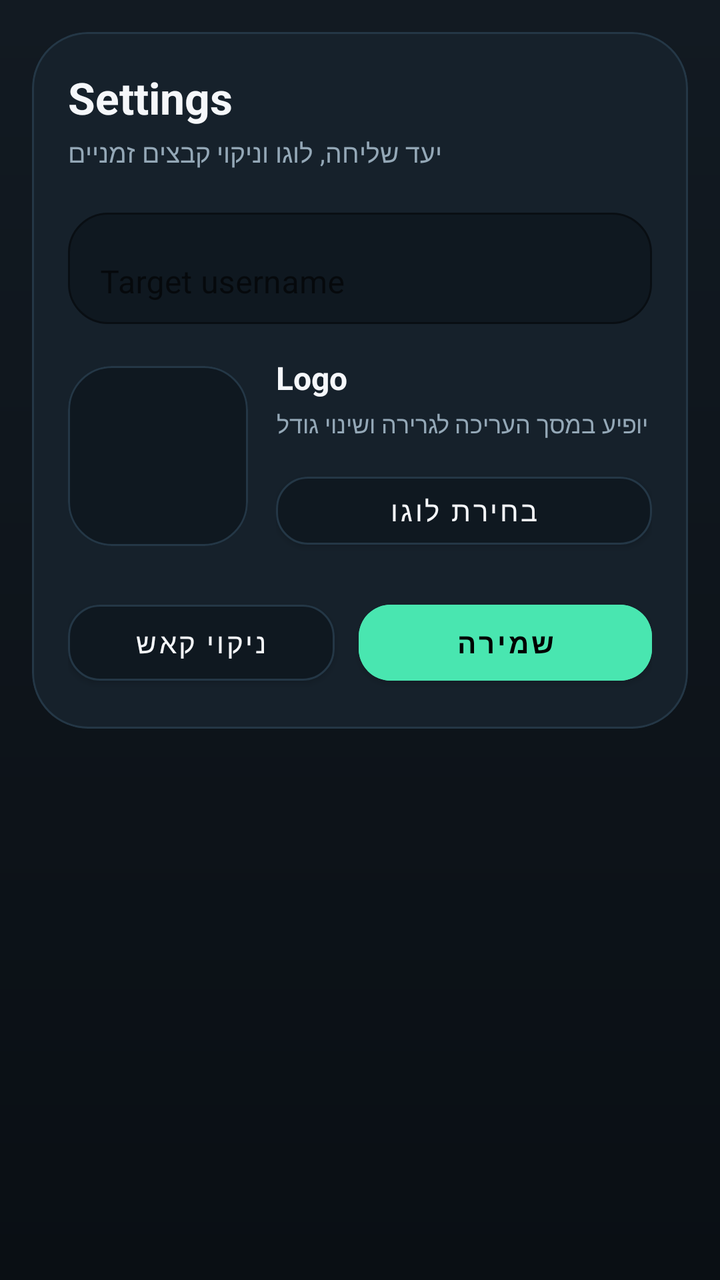
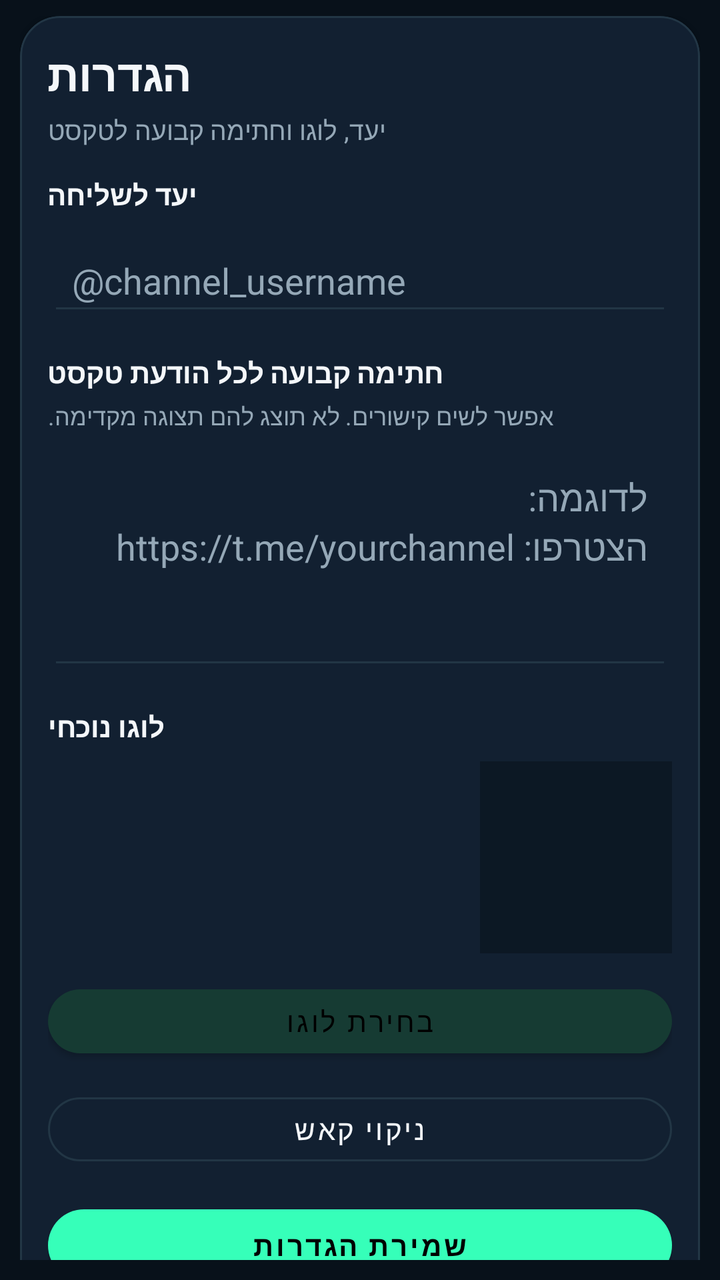

An Android layout rendered at two revisions. The XML below is the earlier revision; the diff shows what the commit changed to produce the second picture.
<!-- AndroidManifest.xml: application theme Theme.Pasiflonet -->
<!-- res/layout/activity_settings.xml -->
<?xml version="1.0" encoding="utf-8"?>
<ScrollView xmlns:android="http://schemas.android.com/apk/res/android"
    xmlns:app="http://schemas.android.com/apk/res-auto"
    android:layout_width="match_parent"
    android:layout_height="match_parent"
    android:background="@drawable/bg_screen_refresh"
    android:fillViewport="true"
    android:overScrollMode="never">

    <LinearLayout
        android:layout_width="match_parent"
        android:layout_height="wrap_content"
        android:orientation="vertical"
        android:padding="16dp">

        <com.google.android.material.card.MaterialCardView
            android:layout_width="match_parent"
            android:layout_height="wrap_content"
            app:cardBackgroundColor="@color/ui_card"
            app:cardCornerRadius="28dp"
            app:cardElevation="0dp"
            app:strokeColor="@color/ui_stroke"
            app:strokeWidth="1dp">

            <LinearLayout
                android:layout_width="match_parent"
                android:layout_height="wrap_content"
                android:orientation="vertical"
                android:padding="18dp">

                <TextView
                    android:layout_width="wrap_content"
                    android:layout_height="wrap_content"
                    android:text="Settings"
                    android:textColor="@color/ui_text_primary"
                    android:textSize="22sp"
                    android:textStyle="bold" />

                <TextView
                    android:layout_width="wrap_content"
                    android:layout_height="wrap_content"
                    android:layout_marginTop="4dp"
                    android:text="יעד שליחה, לוגו וניקוי קבצים זמניים"
                    android:textColor="@color/ui_text_secondary"
                    android:textSize="13sp" />

                <com.google.android.material.textfield.TextInputLayout
                    android:layout_width="match_parent"
                    android:layout_height="wrap_content"
                    android:layout_marginTop="16dp"
                    android:hint="Target username"
                    app:boxBackgroundColor="@color/ui_card_alt"
                    app:boxBackgroundMode="outline"
                    app:boxCornerRadiusBottomEnd="20dp"
                    app:boxCornerRadiusBottomStart="20dp"
                    app:boxCornerRadiusTopEnd="20dp"
                    app:boxCornerRadiusTopStart="20dp"
                    app:boxStrokeColor="@color/ui_stroke">

                    <com.google.android.material.textfield.TextInputEditText
                        android:id="@+id/etTargetUsername"
                        android:layout_width="match_parent"
                        android:layout_height="wrap_content"
                        android:textColor="@color/ui_text_primary"
                        android:textColorHint="@color/ui_text_secondary" />
                </com.google.android.material.textfield.TextInputLayout>

                <LinearLayout
                    android:layout_width="match_parent"
                    android:layout_height="wrap_content"
                    android:layout_marginTop="16dp"
                    android:gravity="center_vertical"
                    android:orientation="horizontal">

                    <com.google.android.material.card.MaterialCardView
                        android:layout_width="90dp"
                        android:layout_height="90dp"
                        app:cardBackgroundColor="@color/ui_card_alt"
                        app:cardCornerRadius="22dp"
                        app:cardElevation="0dp"
                        app:strokeColor="@color/ui_stroke"
                        app:strokeWidth="1dp">

                        <ImageView
                            android:id="@+id/ivCurrentLogo"
                            android:layout_width="match_parent"
                            android:layout_height="match_parent"
                            android:padding="10dp"
                            android:scaleType="fitCenter" />
                    </com.google.android.material.card.MaterialCardView>

                    <LinearLayout
                        android:layout_width="0dp"
                        android:layout_height="wrap_content"
                        android:layout_marginStart="14dp"
                        android:layout_weight="1"
                        android:orientation="vertical">

                        <TextView
                            android:layout_width="wrap_content"
                            android:layout_height="wrap_content"
                            android:text="Logo"
                            android:textColor="@color/ui_text_primary"
                            android:textSize="16sp"
                            android:textStyle="bold" />

                        <TextView
                            android:layout_width="wrap_content"
                            android:layout_height="wrap_content"
                            android:layout_marginTop="4dp"
                            android:text="יופיע במסך העריכה לגרירה ושינוי גודל"
                            android:textColor="@color/ui_text_secondary"
                            android:textSize="12sp" />

                        <com.google.android.material.button.MaterialButton
                            android:id="@+id/btnSelectLogo"
                            android:layout_width="match_parent"
                            android:layout_height="46dp"
                            android:layout_marginTop="12dp"
                            android:backgroundTint="@color/ui_card_alt"
                            android:text="בחירת לוגו"
                            android:textAllCaps="false"
                            android:textColor="@color/ui_text_primary"
                            app:cornerRadius="16dp"
                            app:strokeColor="@color/ui_stroke"
                            app:strokeWidth="1dp" />
                    </LinearLayout>
                </LinearLayout>

                <LinearLayout
                    android:layout_width="match_parent"
                    android:layout_height="wrap_content"
                    android:layout_marginTop="18dp"
                    android:orientation="horizontal">

                    <com.google.android.material.button.MaterialButton
                        android:id="@+id/btnClearCache"
                        android:layout_width="0dp"
                        android:layout_height="50dp"
                        android:layout_weight="1"
                        android:backgroundTint="@color/ui_card_alt"
                        android:text="ניקוי קאש"
                        android:textAllCaps="false"
                        android:textColor="@color/ui_text_primary"
                        app:cornerRadius="16dp"
                        app:strokeColor="@color/ui_stroke"
                        app:strokeWidth="1dp" />

                    <Space
                        android:layout_width="12dp"
                        android:layout_height="1dp" />

                    <com.google.android.material.button.MaterialButton
                        android:id="@+id/btnSaveSettings"
                        android:layout_width="0dp"
                        android:layout_height="50dp"
                        android:layout_weight="1.1"
                        android:backgroundTint="@color/ui_accent"
                        android:text="שמירה"
                        android:textAllCaps="false"
                        android:textColor="@color/black"
                        android:textStyle="bold"
                        app:cornerRadius="16dp" />
                </LinearLayout>
            </LinearLayout>
        </com.google.android.material.card.MaterialCardView>
    </LinearLayout>
</ScrollView>
<!-- resources referenced by this layout -->
<resources>
  <color name="black">#FF000000</color>
  <color name="ui_accent">#49E6B0</color>
  <color name="ui_card">#16212B</color>
  <color name="ui_card_alt">#0F1820</color>
  <color name="ui_stroke">#243746</color>
  <color name="ui_text_primary">#F5F7FA</color>
  <color name="ui_text_secondary">#94A8B7</color>
  <!-- drawable bg_screen_refresh (drawable) -->
  <?xml version="1.0" encoding="utf-8"?>
  <shape xmlns:android="http://schemas.android.com/apk/res/android">
      <gradient
          android:angle="270"
          android:startColor="@color/ui_bg_top"
          android:endColor="@color/ui_bg_bottom"
          android:type="linear" />
  </shape>
  <style name="Theme.Pasiflonet" parent="Theme.MaterialComponents.DayNight.NoActionBar">
          <item name="android:statusBarColor">@android:color/transparent</item>
          <item name="android:navigationBarColor">@android:color/transparent</item>
          <item name="android:windowLightStatusBar">false</item>
          <item name="android:windowLightNavigationBar">false</item>
          <item name="android:enforceStatusBarContrast" tools:targetApi="q">false</item>
          <item name="android:enforceNavigationBarContrast" tools:targetApi="q">false</item>
  
          <item name="colorPrimary">@color/cyber_primary</item>
          <item name="colorPrimaryVariant">@color/cyber_primary_dark</item>
          <item name="colorOnPrimary">@color/black</item>
          <item name="colorSecondary">@color/cyber_secondary</item>
          <item name="colorOnSecondary">@color/black</item>
      </style>
  <color name="ui_bg_top">#121A22</color>
  <color name="ui_bg_bottom">#0A0F14</color>
  <color name="cyber_primary">#36FFB9</color>
  <color name="cyber_primary_dark">#1E8F6A</color>
  <color name="cyber_secondary">#7C4DFF</color>
</resources>

<!-- the commit's change to res/layout/activity_settings.xml (unified diff, before → after) -->
@@ -1,168 +1,154 @@
 <?xml version="1.0" encoding="utf-8"?>
-<ScrollView xmlns:android="http://schemas.android.com/apk/res/android"
+<androidx.core.widget.NestedScrollView xmlns:android="http://schemas.android.com/apk/res/android"
     xmlns:app="http://schemas.android.com/apk/res-auto"
     android:layout_width="match_parent"
     android:layout_height="match_parent"
-    android:background="@drawable/bg_screen_refresh"
+    android:background="#08111A"
     android:fillViewport="true"
-    android:overScrollMode="never">
+    android:paddingStart="10dp"
+    android:paddingTop="8dp"
+    android:paddingEnd="10dp"
+    android:paddingBottom="10dp">
 
     <LinearLayout
         android:layout_width="match_parent"
         android:layout_height="wrap_content"
-        android:orientation="vertical"
-        android:padding="16dp">
+        android:orientation="vertical">
 
         <com.google.android.material.card.MaterialCardView
             android:layout_width="match_parent"
             android:layout_height="wrap_content"
-            app:cardBackgroundColor="@color/ui_card"
-            app:cardCornerRadius="28dp"
-            app:cardElevation="0dp"
-            app:strokeColor="@color/ui_stroke"
+            app:cardBackgroundColor="#122031"
+            app:cardCornerRadius="20dp"
+            app:strokeColor="#223645"
             app:strokeWidth="1dp">
 
             <LinearLayout
                 android:layout_width="match_parent"
                 android:layout_height="wrap_content"
                 android:orientation="vertical"
-                android:padding="18dp">
+                android:padding="14dp">
 
                 <TextView
-                    android:layout_width="wrap_content"
+                    android:layout_width="match_parent"
                     android:layout_height="wrap_content"
-                    android:text="Settings"
-                    android:textColor="@color/ui_text_primary"
+                    android:gravity="end"
+                    android:text="הגדרות"
+                    android:textColor="#F4F7FA"
                     android:textSize="22sp"
                     android:textStyle="bold" />
 
                 <TextView
-                    android:layout_width="wrap_content"
+                    android:layout_width="match_parent"
                     android:layout_height="wrap_content"
                     android:layout_marginTop="4dp"
-                    android:text="יעד שליחה, לוגו וניקוי קבצים זמניים"
-                    android:textColor="@color/ui_text_secondary"
+                    android:gravity="end"
+                    android:text="יעד, לוגו וחתימה קבועה לטקסט"
+                    android:textColor="#95A8B7"
                     android:textSize="13sp" />
 
-                <com.google.android.material.textfield.TextInputLayout
+                <TextView
                     android:layout_width="match_parent"
                     android:layout_height="wrap_content"
-                    android:layout_marginTop="16dp"
-                    android:hint="Target username"
-                    app:boxBackgroundColor="@color/ui_card_alt"
-                    app:boxBackgroundMode="outline"
-                    app:boxCornerRadiusBottomEnd="20dp"
-                    app:boxCornerRadiusBottomStart="20dp"
-                    app:boxCornerRadiusTopEnd="20dp"
-                    app:boxCornerRadiusTopStart="20dp"
-                    app:boxStrokeColor="@color/ui_stroke">
+                    android:layout_marginTop="14dp"
+                    android:gravity="end"
+                    android:text="יעד לשליחה"
+                    android:textColor="#F4F7FA"
+                    android:textStyle="bold" />
 
-                    <com.google.android.material.textfield.TextInputEditText
-                        android:id="@+id/etTargetUsername"
-                        android:layout_width="match_parent"
-                        android:layout_height="wrap_content"
-                        android:textColor="@color/ui_text_primary"
-                        android:textColorHint="@color/ui_text_secondary" />
-                </com.google.android.material.textfield.TextInputLayout>
+                <EditText
+                    android:id="@+id/etTargetUsername"
+                    android:layout_width="match_parent"
+                    android:layout_height="48dp"
+                    android:layout_marginTop="8dp"
+                    android:backgroundTint="#223645"
+                    android:hint="@channel_username"
+                    android:paddingStart="12dp"
+                    android:paddingEnd="12dp"
+                    android:textColor="#FFFFFF"
+                    android:textColorHint="#95A8B7" />
 
-                <LinearLayout
+                <TextView
                     android:layout_width="match_parent"
                     android:layout_height="wrap_content"
-                    android:layout_marginTop="16dp"
-                    android:gravity="center_vertical"
-                    android:orientation="horizontal">
+                    android:layout_marginTop="14dp"
+                    android:gravity="end"
+                    android:text="חתימה קבועה לכל הודעת טקסט"
+                    android:textColor="#F4F7FA"
+                    android:textStyle="bold" />
 
-                    <com.google.android.material.card.MaterialCardView
-                        android:layout_width="90dp"
-                        android:layout_height="90dp"
-                        app:cardBackgroundColor="@color/ui_card_alt"
-                        app:cardCornerRadius="22dp"
-                        app:cardElevation="0dp"
-                        app:strokeColor="@color/ui_stroke"
-                        app:strokeWidth="1dp">
-
-                        <ImageView
-                            android:id="@+id/ivCurrentLogo"
-                            android:layout_width="match_parent"
-                            android:layout_height="match_parent"
-                            android:padding="10dp"
-                            android:scaleType="fitCenter" />
-                    </com.google.android.material.card.MaterialCardView>
-
-                    <LinearLayout
-                        android:layout_width="0dp"
-                        android:layout_height="wrap_content"
-                        android:layout_marginStart="14dp"
-                        android:layout_weight="1"
-                        android:orientation="vertical">
-
-                        <TextView
-                            android:layout_width="wrap_content"
-                            android:layout_height="wrap_content"
-                            android:text="Logo"
-                            android:textColor="@color/ui_text_primary"
-                            android:textSize="16sp"
-                            android:textStyle="bold" />
-
-                        <TextView
-                            android:layout_width="wrap_content"
-                            android:layout_height="wrap_content"
-                            android:layout_marginTop="4dp"
-                            android:text="יופיע במסך העריכה לגרירה ושינוי גודל"
-                            android:textColor="@color/ui_text_secondary"
-                            android:textSize="12sp" />
-
-                        <com.google.android.material.button.MaterialButton
-                            android:id="@+id/btnSelectLogo"
-                            android:layout_width="match_parent"
-                            android:layout_height="46dp"
-                            android:layout_marginTop="12dp"
-                            android:backgroundTint="@color/ui_card_alt"
-                            android:text="בחירת לוגו"
-                            android:textAllCaps="false"
-                            android:textColor="@color/ui_text_primary"
-                            app:cornerRadius="16dp"
-                            app:strokeColor="@color/ui_stroke"
-                            app:strokeWidth="1dp" />
-                    </LinearLayout>
-                </LinearLayout>
-
-                <LinearLayout
+                <TextView
                     android:layout_width="match_parent"
                     android:layout_height="wrap_content"
-                    android:layout_marginTop="18dp"
-                    android:orientation="horizontal">
+                    android:layout_marginTop="4dp"
+                    android:gravity="end"
+                    android:text="אפשר לשים קישורים. לא תוצג להם תצוגה מקדימה."
+                    android:textColor="#95A8B7"
+                    android:textSize="12sp" />
 
-                    <com.google.android.material.button.MaterialButton
-                        android:id="@+id/btnClearCache"
-                        android:layout_width="0dp"
-                        android:layout_height="50dp"
-                        android:layout_weight="1"
-                        android:backgroundTint="@color/ui_card_alt"
-                        android:text="ניקוי קאש"
-                        android:textAllCaps="false"
-                        android:textColor="@color/ui_text_primary"
-                        app:cornerRadius="16dp"
-                        app:strokeColor="@color/ui_stroke"
-                        app:strokeWidth="1dp" />
+                <EditText
+                    android:id="@+id/etSignature"
+                    android:layout_width="match_parent"
+                    android:layout_height="wrap_content"
+                    android:layout_marginTop="8dp"
+                    android:backgroundTint="#223645"
+                    android:gravity="top|start"
+                    android:hint="לדוגמה:\nהצטרפו: https://t.me/yourchannel"
+                    android:imeOptions="flagNoExtractUi"
+                    android:inputType="textMultiLine|textUri"
+                    android:minLines="4"
+                    android:padding="12dp"
+                    android:textColor="#FFFFFF"
+                    android:textColorHint="#95A8B7" />
 
-                    <Space
-                        android:layout_width="12dp"
-                        android:layout_height="1dp" />
+                <TextView
+                    android:layout_width="match_parent"
+                    android:layout_height="wrap_content"
+                    android:layout_marginTop="14dp"
+                    android:gravity="end"
+                    android:text="לוגו נוכחי"
+                    android:textColor="#F4F7FA"
+                    android:textStyle="bold" />
 
-                    <com.google.android.material.button.MaterialButton
-                        android:id="@+id/btnSaveSettings"
-                        android:layout_width="0dp"
-                        android:layout_height="50dp"
-                        android:layout_weight="1.1"
-                        android:backgroundTint="@color/ui_accent"
-                        android:text="שמירה"
-                        android:textAllCaps="false"
-                        android:textColor="@color/black"
-                        android:textStyle="bold"
-                        app:cornerRadius="16dp" />
-                </LinearLayout>
+                <ImageView
+                    android:id="@+id/ivCurrentLogo"
+                    android:layout_width="96dp"
+                    android:layout_height="96dp"
+                    android:layout_gravity="end"
+                    android:layout_marginTop="8dp"
+                    android:background="#0C1824"
+                    android:scaleType="fitCenter" />
+
+                <com.google.android.material.button.MaterialButton
+                    android:id="@+id/btnSelectLogo"
+                    android:layout_width="match_parent"
+                    android:layout_height="44dp"
+                    android:layout_marginTop="12dp"
+                    android:text="בחירת לוגו"
+                    app:backgroundTint="#163B33"
+                    app:cornerRadius="18dp" />
+
+                <com.google.android.material.button.MaterialButton
+                    style="@style/Widget.MaterialComponents.Button.OutlinedButton"
+                    android:id="@+id/btnClearCache"
+                    android:layout_width="match_parent"
+                    android:layout_height="44dp"
+                    android:layout_marginTop="10dp"
+                    android:text="ניקוי קאש"
+                    android:textColor="#F4F7FA"
+                    app:cornerRadius="18dp"
+                    app:strokeColor="#223645" />
+
+                <com.google.android.material.button.MaterialButton
+                    android:id="@+id/btnSaveSettings"
+                    android:layout_width="match_parent"
+                    android:layout_height="48dp"
+                    android:layout_marginTop="12dp"
+                    android:text="שמירת הגדרות"
+                    android:textStyle="bold"
+                    app:backgroundTint="#36FFB9"
+                    app:cornerRadius="22dp" />
             </LinearLayout>
         </com.google.android.material.card.MaterialCardView>
     </LinearLayout>
-</ScrollView>
+</androidx.core.widget.NestedScrollView>
<!-- resource entries referenced after the edit -->
@@ -1,21 +1,6 @@
 <!-- resources referenced by this layout -->
 <resources>
   <color name="black">#FF000000</color>
-  <color name="ui_accent">#49E6B0</color>
-  <color name="ui_card">#16212B</color>
-  <color name="ui_card_alt">#0F1820</color>
-  <color name="ui_stroke">#243746</color>
-  <color name="ui_text_primary">#F5F7FA</color>
-  <color name="ui_text_secondary">#94A8B7</color>
-  <!-- drawable bg_screen_refresh (drawable) -->
-  <?xml version="1.0" encoding="utf-8"?>
-  <shape xmlns:android="http://schemas.android.com/apk/res/android">
-      <gradient
-          android:angle="270"
-          android:startColor="@color/ui_bg_top"
-          android:endColor="@color/ui_bg_bottom"
-          android:type="linear" />
-  </shape>
   <style name="Theme.Pasiflonet" parent="Theme.MaterialComponents.DayNight.NoActionBar">
           <item name="android:statusBarColor">@android:color/transparent</item>
           <item name="android:navigationBarColor">@android:color/transparent</item>
@@ -30,8 +15,6 @@
           <item name="colorSecondary">@color/cyber_secondary</item>
           <item name="colorOnSecondary">@color/black</item>
       </style>
-  <color name="ui_bg_top">#121A22</color>
-  <color name="ui_bg_bottom">#0A0F14</color>
   <color name="cyber_primary">#36FFB9</color>
   <color name="cyber_primary_dark">#1E8F6A</color>
   <color name="cyber_secondary">#7C4DFF</color>
